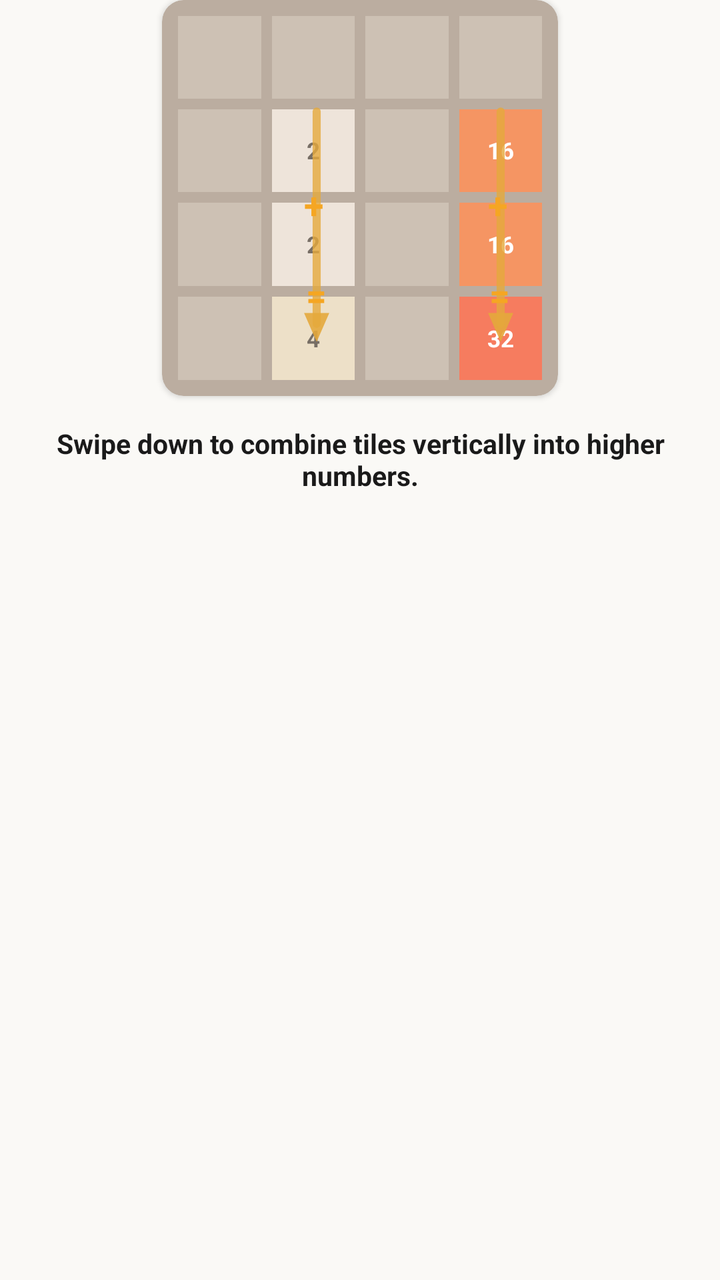
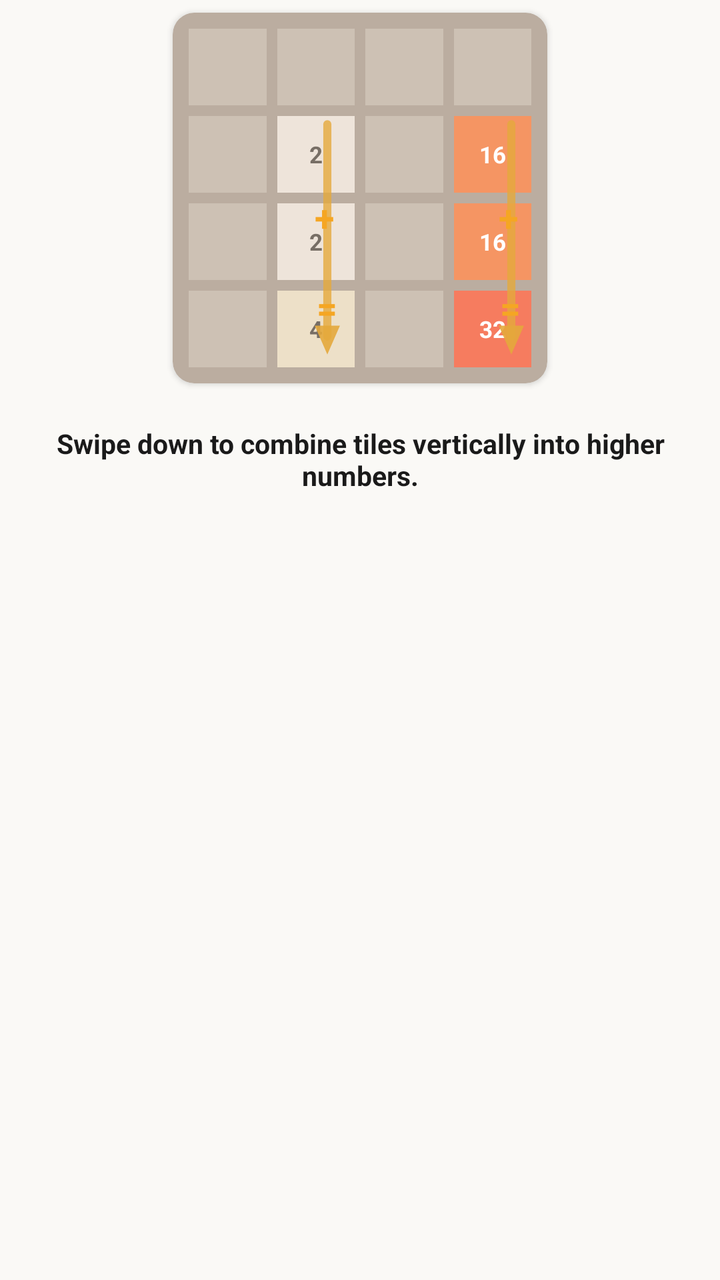

An Android layout rendered at two revisions. The XML below is the earlier revision; the diff shows what the commit changed to produce the second picture.
<!-- AndroidManifest.xml: application theme Theme.NumberBlocks -->
<!-- res/layout/item_tutorial_slide_top_down.xml -->
<?xml version="1.0" encoding="utf-8"?>
<LinearLayout xmlns:android="http://schemas.android.com/apk/res/android"
    xmlns:app="http://schemas.android.com/apk/res-auto"
    android:layout_width="match_parent"
    android:layout_height="match_parent"
    android:gravity="center_horizontal"
    android:orientation="vertical">

    
    <com.google.android.material.card.MaterialCardView
        android:layout_width="@dimen/dp_220"
        android:layout_height="@dimen/dp_220"
        app:cardBackgroundColor="#BBADA0"
        app:cardCornerRadius="@dimen/dp_12"
        app:cardElevation="@dimen/dp_2"
        app:strokeWidth="0dp">

        <FrameLayout
            android:layout_width="match_parent"
            android:layout_height="match_parent">

            
            <GridLayout
                android:layout_width="match_parent"
                android:layout_height="match_parent"
                android:columnCount="4"
                android:rowCount="4"
                android:padding="@dimen/dp_6">

                
                <View style="@style/MiniTileStyle" android:background="#CDC1B4" />
                <View style="@style/MiniTileStyle" android:background="#CDC1B4" />
                <View style="@style/MiniTileStyle" android:background="#CDC1B4" />
                <View style="@style/MiniTileStyle" android:background="#CDC1B4" />

                
                <View style="@style/MiniTileStyle" android:background="#CDC1B4" />
                <TextView style="@style/MiniTileStyle" android:background="#EEE4DA" android:text="2" android:textColor="#776E65" />
                <View style="@style/MiniTileStyle" android:background="#CDC1B4" />
                <TextView style="@style/MiniTileStyle" android:background="#F59563" android:text="16" android:textColor="#FFFFFF" />

                
                <View style="@style/MiniTileStyle" android:background="#CDC1B4" />
                <TextView style="@style/MiniTileStyle" android:background="#EEE4DA" android:text="2" android:textColor="#776E65" />
                <View style="@style/MiniTileStyle" android:background="#CDC1B4" />
                <TextView style="@style/MiniTileStyle" android:background="#F59563" android:text="16" android:textColor="#FFFFFF" />

                
                <View style="@style/MiniTileStyle" android:background="#CDC1B4" />
                <TextView style="@style/MiniTileStyle" android:background="#EDE0C8" android:text="4" android:textColor="#776E65" />
                <View style="@style/MiniTileStyle" android:background="#CDC1B4" />
                <TextView style="@style/MiniTileStyle" android:background="#F67C5F" android:text="32" android:textColor="#FFFFFF" />
            </GridLayout>

            
            <RelativeLayout
                android:layout_width="match_parent"
                android:layout_height="match_parent">

                
                <ImageView
                    android:layout_width="@dimen/dp_20"
                    android:layout_height="@dimen/dp_140"
                    android:layout_marginStart="@dimen/dp_76"
                    android:layout_marginTop="@dimen/dp_56"
                    android:src="@drawable/ic_arrow_down_guide"
                    android:contentDescription="@string/cd_tutorial_arrow" />

                
                <TextView
                    android:layout_width="wrap_content"
                    android:layout_height="wrap_content"
                    android:layout_marginStart="@dimen/dp_79"
                    android:layout_marginTop="@dimen/dp_100"
                    android:text="+"
                    android:textColor="#F5A623"
                    android:textSize="@dimen/sp_20"
                    android:textStyle="bold" />

                
                <TextView
                    android:layout_width="wrap_content"
                    android:layout_height="wrap_content"
                    android:layout_marginStart="@dimen/dp_80"
                    android:layout_marginTop="@dimen/dp_150"
                    android:text="="
                    android:textColor="#F5A623"
                    android:textSize="@dimen/sp_20"
                    android:textStyle="bold" />

                
                <ImageView
                    android:layout_width="@dimen/dp_20"
                    android:layout_height="@dimen/dp_140"
                    android:layout_marginStart="@dimen/dp_178"
                    android:layout_marginTop="@dimen/dp_56"
                    android:src="@drawable/ic_arrow_down_guide"
                    android:contentDescription="@string/cd_tutorial_arrow" />

                
                <TextView
                    android:layout_width="wrap_content"
                    android:layout_height="wrap_content"
                    android:layout_marginStart="@dimen/dp_181"
                    android:layout_marginTop="@dimen/dp_100"
                    android:text="+"
                    android:textColor="#F5A623"
                    android:textSize="@dimen/sp_20"
                    android:textStyle="bold" />

                
                <TextView
                    android:layout_width="wrap_content"
                    android:layout_height="wrap_content"
                    android:layout_marginStart="@dimen/dp_182"
                    android:layout_marginTop="@dimen/dp_150"
                    android:text="="
                    android:textColor="#F5A623"
                    android:textSize="@dimen/sp_20"
                    android:textStyle="bold" />
            </RelativeLayout>
        </FrameLayout>
    </com.google.android.material.card.MaterialCardView>

    
    <TextView
        android:layout_width="match_parent"
        android:layout_height="wrap_content"
        android:layout_marginTop="@dimen/dp_16"
        android:gravity="center"
        android:paddingStart="@dimen/dp_12"
        android:paddingEnd="@dimen/dp_12"
        android:text="@string/tutorial_top_down_desc"
        android:textColor="#1A1A1A"
        android:textSize="@dimen/sp_15"
        android:textStyle="bold" />

</LinearLayout>
<!-- resources referenced by this layout -->
<resources>
  <dimen name="dp_100">100.00dp</dimen>
  <dimen name="dp_12">12.00dp</dimen>
  <dimen name="dp_140">140.00dp</dimen>
  <dimen name="dp_150">150.00dp</dimen>
  <dimen name="dp_16">16.00dp</dimen>
  <dimen name="dp_178">178.00dp</dimen>
  <dimen name="dp_181">181.00dp</dimen>
  <dimen name="dp_182">182.00dp</dimen>
  <dimen name="dp_2">2.00dp</dimen>
  <dimen name="dp_20">20.00dp</dimen>
  <dimen name="dp_220">220.00dp</dimen>
  <dimen name="dp_56">56.00dp</dimen>
  <dimen name="dp_6">6.00dp</dimen>
  <dimen name="dp_76">76.00dp</dimen>
  <dimen name="dp_79">79.00dp</dimen>
  <dimen name="dp_80">80.00dp</dimen>
  <dimen name="sp_15">15.00sp</dimen>
  <dimen name="sp_20">20.00sp</dimen>
  <!-- drawable ic_arrow_down_guide (drawable) -->
  <?xml version="1.0" encoding="utf-8"?>
  <vector xmlns:android="http://schemas.android.com/apk/res/android"
      android:width="20dp"
      android:height="140dp"
      android:viewportWidth="20"
      android:viewportHeight="140">
      <path
          android:pathData="M 10 6 L 10 124"
          android:strokeColor="#E5A93C"
          android:strokeWidth="4.5"
          android:strokeAlpha="0.8"
          android:strokeLineCap="round" />
      <path
          android:pathData="M 3 118 L 10 134 L 17 118 Z"
          android:fillColor="#E5A93C"
          android:fillAlpha="0.9" />
  </vector>
  <string name="cd_tutorial_arrow">Tutorial direction arrow</string>
  <string name="tutorial_top_down_desc">Swipe down to combine tiles vertically into higher numbers.</string>
  <style name="MiniTileStyle">
          <item name="android:layout_width">0dp</item>
          <item name="android:layout_height">0dp</item>
          <item name="android:layout_columnWeight">1</item>
          <item name="android:layout_rowWeight">1</item>
          <item name="android:layout_margin">@dimen/dp_3</item>
          <item name="android:gravity">center</item>
          <item name="android:textSize">@dimen/sp_13</item>
          <item name="android:textStyle">bold</item>
      </style>
  <style name="Theme.NumberBlocks" parent="Theme.MaterialComponents.DayNight.NoActionBar">
          <item name="colorPrimary">@color/primary</item>
          <item name="colorPrimaryVariant">@color/primary_variant</item>
          <item name="colorSecondary">@color/secondary</item>
          <item name="android:statusBarColor">@color/background</item>
          <item name="android:navigationBarColor">@color/background</item>
          <item name="android:windowBackground">@color/background</item>
          <item name="android:windowLightStatusBar">true</item>
      </style>
  <dimen name="dp_3">3.00dp</dimen>
  <dimen name="sp_13">13.00sp</dimen>
  <color name="primary">#1E2024</color>
  <color name="primary_variant">#161719</color>
  <color name="secondary">#5A5D66</color>
  <color name="background">#FAF9F6</color>
</resources>

<!-- the commit's change to res/layout/item_tutorial_slide_top_down.xml (unified diff, before → after) -->
@@ -3,6 +3,8 @@
     xmlns:app="http://schemas.android.com/apk/res-auto"
     android:layout_width="match_parent"
     android:layout_height="match_parent"
+    android:clipChildren="false"
+    android:clipToPadding="false"
     android:gravity="center_horizontal"
     android:orientation="vertical">
 
@@ -13,6 +15,7 @@
         app:cardBackgroundColor="#BBADA0"
         app:cardCornerRadius="@dimen/dp_12"
         app:cardElevation="@dimen/dp_2"
+        app:cardUseCompatPadding="true"
         app:strokeWidth="0dp">
 
         <FrameLayout
